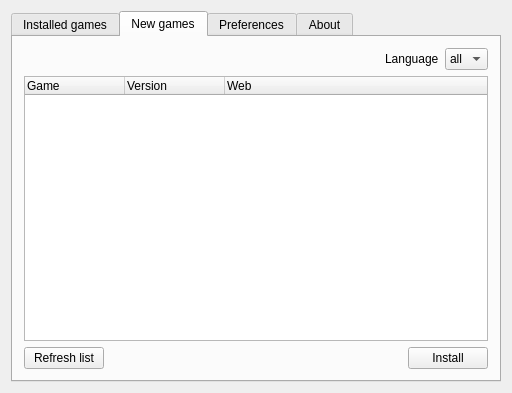
This is mainwindow.ui in instead-hub/instead-launcher as Qt 5 draws it before an edit. The edited form follows.
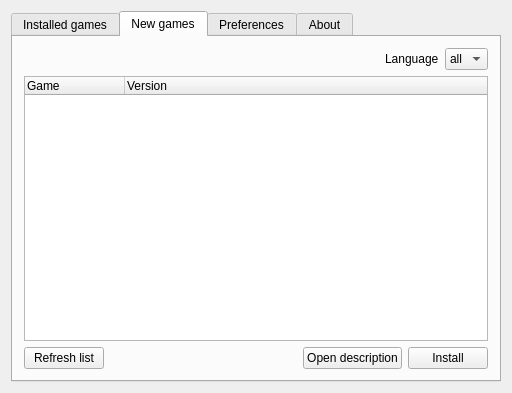
This is the edited form.

Commit message: Implemented single 'open description' button

The edit to the form file:
```diff
--- a/mainwindow.ui
+++ b/mainwindow.ui
@@ -131,28 +131,6 @@
           </item>
          </layout>
         </item>
-        <item row="1" column="0">
-         <widget class="QTreeWidget" name="listNewGames">
-          <property name="rootIsDecorated">
-           <bool>false</bool>
-          </property>
-          <column>
-           <property name="text">
-            <string>Game</string>
-           </property>
-          </column>
-          <column>
-           <property name="text">
-            <string>Version</string>
-           </property>
-          </column>
-          <column>
-           <property name="text">
-            <string>Web</string>
-           </property>
-          </column>
-         </widget>
-        </item>
         <item row="2" column="0">
          <layout class="QHBoxLayout" name="horizontalLayout_3">
           <item>
@@ -175,6 +153,13 @@
             </property>
            </spacer>
           </item>
+          <item>
+           <widget class="QPushButton" name="openDescription">
+            <property name="text">
+             <string>Open description</string>
+            </property>
+           </widget>
+          </item>
           <item>
            <widget class="QPushButton" name="installPushButton">
             <property name="text">
@@ -184,6 +169,41 @@
           </item>
          </layout>
         </item>
+        <item row="1" column="0">
+         <widget class="QTreeWidget" name="listNewGames">
+          <property name="rootIsDecorated">
+           <bool>false</bool>
+          </property>
+          <attribute name="headerCascadingSectionResizes">
+           <bool>true</bool>
+          </attribute>
+          <attribute name="headerMinimumSectionSize">
+           <number>22</number>
+          </attribute>
+          <attribute name="headerStretchLastSection">
+           <bool>true</bool>
+          </attribute>
+          <attribute name="headerCascadingSectionResizes">
+           <bool>true</bool>
+          </attribute>
+          <attribute name="headerMinimumSectionSize">
+           <number>22</number>
+          </attribute>
+          <attribute name="headerStretchLastSection">
+           <bool>true</bool>
+          </attribute>
+          <column>
+           <property name="text">
+            <string>Game</string>
+           </property>
+          </column>
+          <column>
+           <property name="text">
+            <string>Version</string>
+           </property>
+          </column>
+         </widget>
+        </item>
        </layout>
       </widget>
       <widget class="QWidget" name="tabOptions">
```
Left out of the diff: 8 changed lines with no effect on the pictures. The commit also changes 2 other files.
